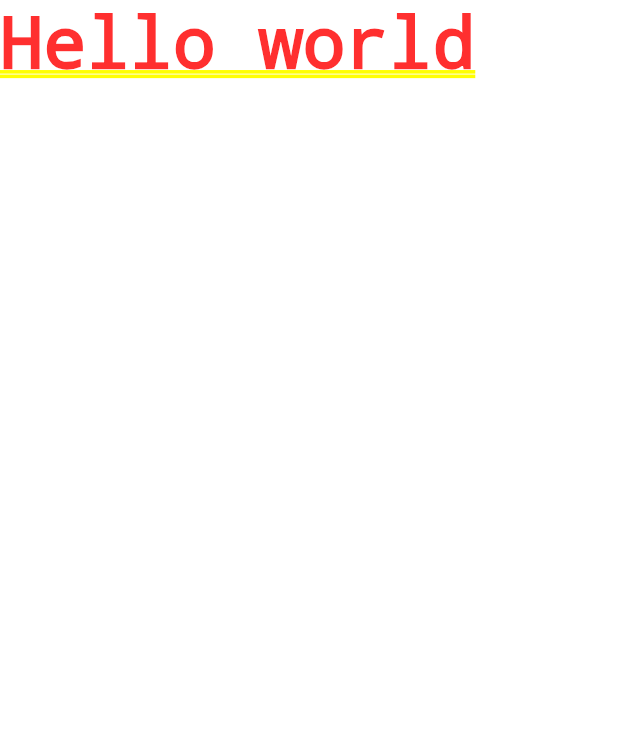
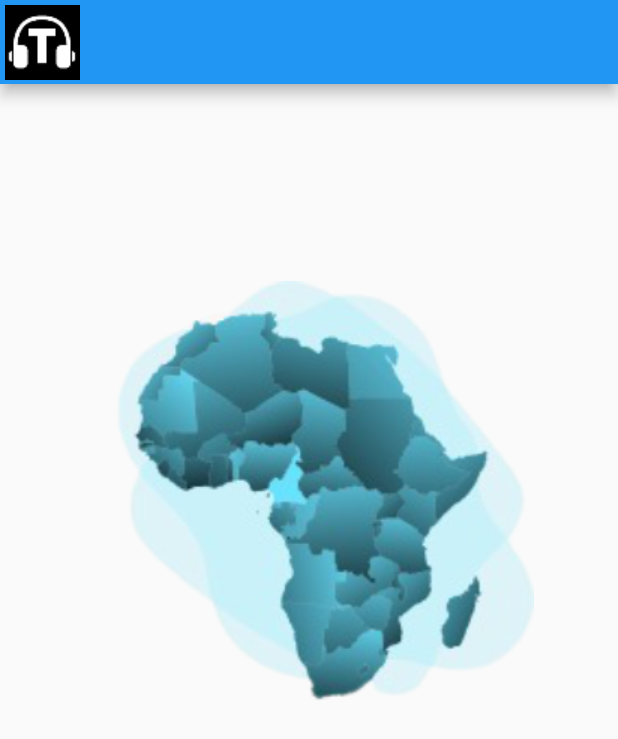
Before and after one commit to Rubinaldod/terera_, a Flutter app: the screen it shows after launch, on a phone screen of 412 x 824 dp. Shown: the top 739 px of the screen. Run offline on Flutter 3.47's test engine with Material 2 defaults, Android fonts, the phone set to English and light mode, and no system bars.

Commit message:
Added an image folder Updated pubspec file Added the welcome screen

```diff
--- a/lib/main.dart
+++ b/lib/main.dart
@@ -1,16 +1,17 @@
 import 'package:flutter/material.dart';
 
 import 'screens/loginScreen.dart';
+import 'screens/welcomeScreen.dart';
 
 void main() {
-  runApp(Tereta());
+  runApp(Terera());
 }
 
-class Tereta extends StatelessWidget {
+class Terera extends StatelessWidget {
   @override
   Widget build(BuildContext context) {
     return MaterialApp(
-      home: LoginScreen(),
+      home: Welcome(),
     );
   }
 }
--- /dev/null
+++ b/lib/screens/welcomeScreen.dart
@@ -0,0 +1,40 @@
+import 'package:flutter/material.dart';
+
+class Welcome extends StatelessWidget {
+  static final String id = 'welcome';
+
+  @override
+  Widget build(BuildContext context) {
+    return Scaffold(
+      appBar: AppBar(
+        leading: Expanded(
+          child: Image(
+            image: AssetImage('images/icon2.png'),
+          ),
+        ),
+      ),
+      body: SafeArea(
+        child: Column(
+          mainAxisAlignment: MainAxisAlignment.center,
+          crossAxisAlignment: CrossAxisAlignment.center,
+          children: [
+            Image(
+              image: AssetImage('images/logo3.png'),
+            ),
+            Padding(
+              padding: const EdgeInsets.all(40.0),
+              child: Text(
+                'Welcome to Terera: Bringing Happiness to Africa Through Sound! Music sharing has never been more seamless. Connect with all your favourite artists and get the latest music here!',
+                style: TextStyle(
+                  color: Colors.white70,
+                  fontSize: 20.0,
+                ),
+                textAlign: TextAlign.center,
+              ),
+            ),
+          ],
+        ),
+      ),
+    );
+  }
+}
```
Also changed, not shown: pubspec.yaml (+5 -51 lines), images/icon2.png (added), images/logo.jpeg (added), images/logo2.png (added), images/logo3.png (added), images/terera icon.png (added).
